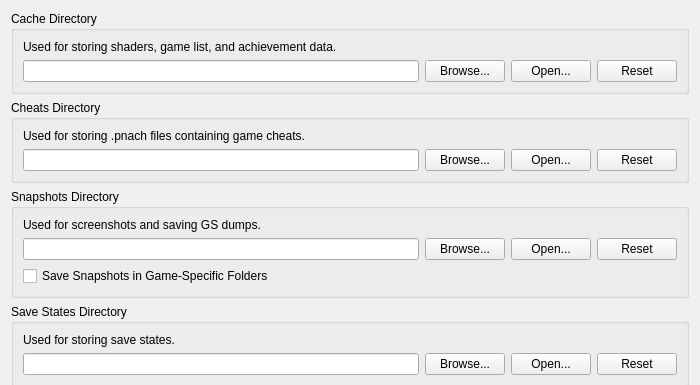
Qt form pcsx2-qt/Settings/FolderSettingsWidget.ui (PCSX2/pcsx2) before a commit; both pictures show x 0 to 700 and y 0 to 385 of the 700 by 700 pixel window.
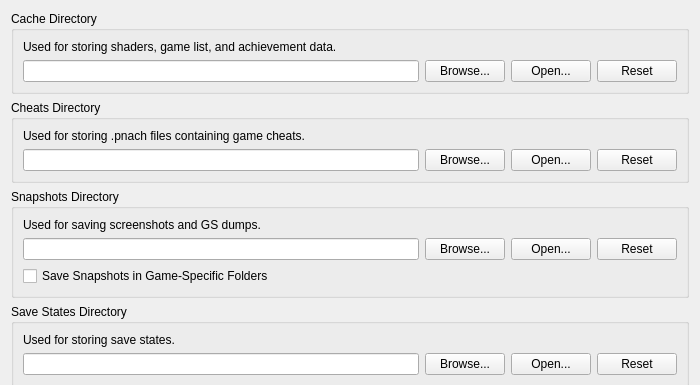
The same form after that commit.

```diff
--- a/pcsx2-qt/Settings/FolderSettingsWidget.ui
+++ b/pcsx2-qt/Settings/FolderSettingsWidget.ui
@@ -130,7 +130,10 @@
       <item row="0" column="0" colspan="4">
        <widget class="QLabel" name="snaphotsLabel">
         <property name="text">
-         <string>Used for screenshots and saving GS dumps.</string>
+         <string>Used for saving screenshots and GS dumps.</string>
+        </property>
+        <property name="textInteractionFlags">
+         <set>Qt::TextBrowserInteraction</set>
         </property>
         <property name="buddy">
          <cstring>snapshots</cstring>
```
Left out of the diff: 15 changed lines with no effect on the pictures.
